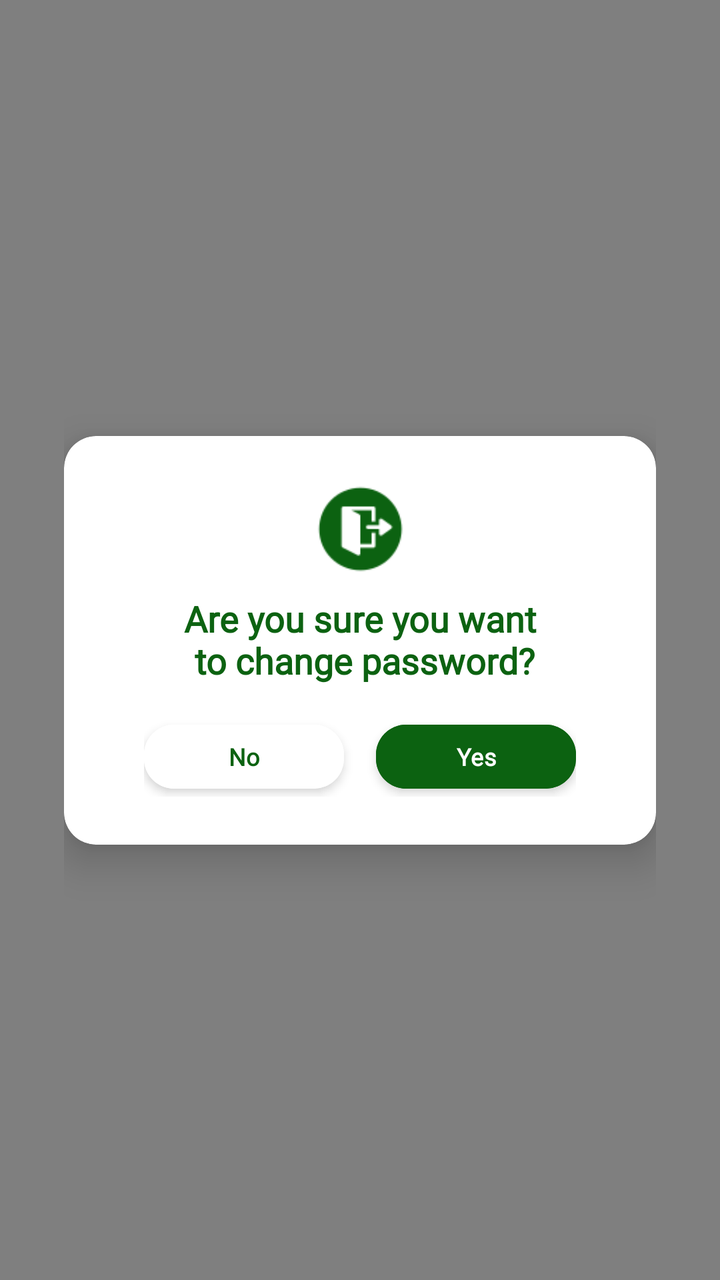
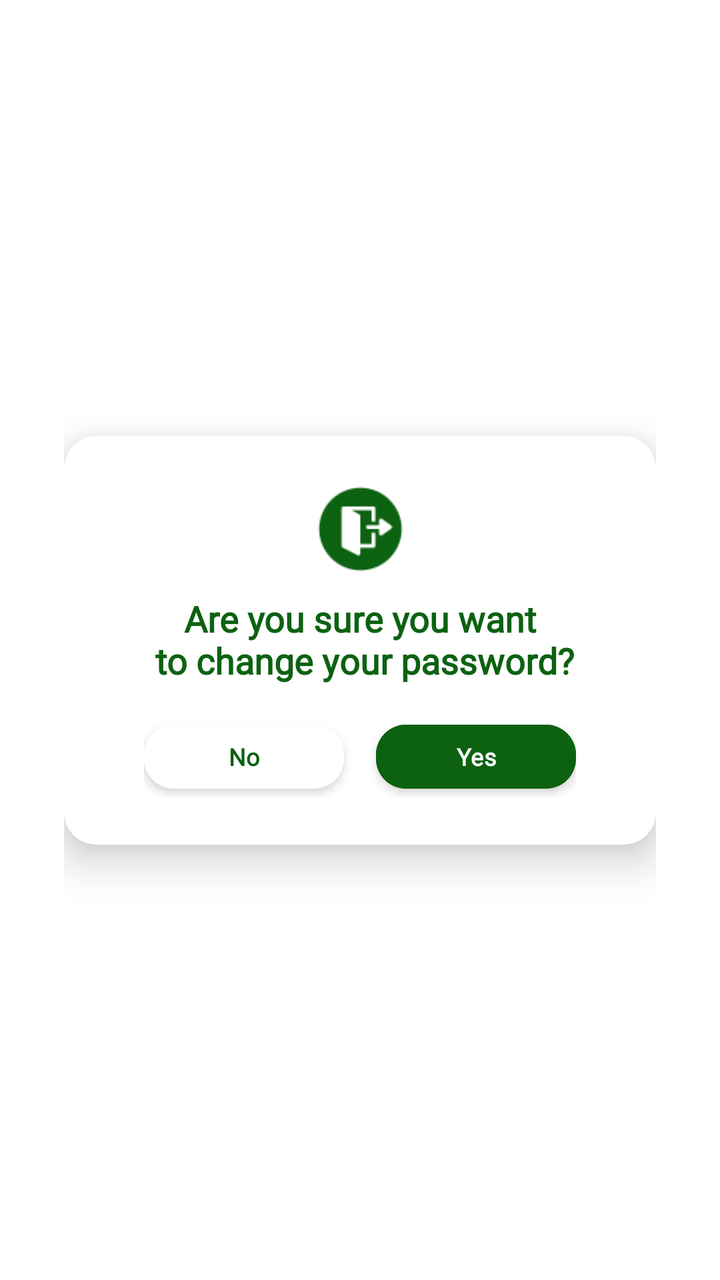

Compare the two renders of this Android layout. The source of the first and the diff that turns it into the second are given below.
<!-- AndroidManifest.xml: application theme Theme.SmartGrow -->
<!-- res/layout/dialog_change_passs.xml -->
<?xml version="1.0" encoding="utf-8"?>
<androidx.constraintlayout.widget.ConstraintLayout
    xmlns:android="http://schemas.android.com/apk/res/android"
    xmlns:app="http://schemas.android.com/apk/res-auto"
    android:layout_width="match_parent"
    android:layout_height="match_parent"
    android:background="#80000000"
    android:padding="32dp">

    <com.google.android.material.card.MaterialCardView
        android:layout_width="match_parent"
        android:layout_height="wrap_content"
        app:cardBackgroundColor="#FFFFFF"
        app:cardCornerRadius="16dp"
        app:strokeWidth="0dp"
        app:cardElevation="12dp"
        app:layout_constraintBottom_toBottomOf="parent"
        app:layout_constraintEnd_toEndOf="parent"
        app:layout_constraintStart_toStartOf="parent"
        app:layout_constraintTop_toTopOf="parent">

        <androidx.constraintlayout.widget.ConstraintLayout
            android:layout_width="match_parent"
            android:layout_height="wrap_content"
            android:padding="24dp">

            <ImageView
                android:id="@+id/iv_logout_icon"
                android:layout_width="45dp"
                android:layout_height="45dp"
                android:src="@drawable/ic_logout"
                app:layout_constraintEnd_toEndOf="parent"
                app:layout_constraintStart_toStartOf="parent"
                app:layout_constraintTop_toTopOf="parent"
                android:contentDescription="Logout Icon" />

            <TextView
                android:id="@+id/tv_change_pass"
                android:layout_width="wrap_content"
                android:layout_height="wrap_content"
                android:fontFamily="@font/poppins"
                android:text="Are you sure you want\n to change password?"
                android:textColor="#0C6211"
                android:textSize="18sp"
                android:textStyle="bold"
                android:layout_marginTop="10dp"
                android:gravity="center"
                app:layout_constraintEnd_toEndOf="parent"
                app:layout_constraintStart_toStartOf="parent"
                app:layout_constraintTop_toBottomOf="@id/iv_logout_icon" />

            <LinearLayout
                android:layout_width="wrap_content"
                android:layout_height="wrap_content"
                android:layout_marginTop="16dp"
                android:orientation="horizontal"
                app:layout_constraintEnd_toEndOf="parent"
                app:layout_constraintStart_toStartOf="parent"
                app:layout_constraintTop_toBottomOf="@id/tv_change_pass">

                <com.google.android.material.button.MaterialButton
                    android:id="@+id/btn_change_no"
                    android:layout_width="100dp"
                    android:layout_height="40dp"
                    android:layout_marginEnd="8dp"
                    android:backgroundTint="#FFFFFF"
                    android:text="No"
                    android:textSize="12sp"
                    android:textColor="#0C6211"
                    android:textStyle="bold"
                    android:textAllCaps="false"
                    android:fontFamily="@font/poppins"
                    android:stateListAnimator="@null"
                    android:translationZ="3dp"
                    app:cornerRadius="15dp"
                    app:elevation="2dp" />

                <com.google.android.material.button.MaterialButton
                    android:id="@+id/btn_change_yes"
                    android:layout_width="100dp"
                    android:layout_height="40dp"
                    android:layout_marginStart="8dp"
                    android:backgroundTint="#0C6211"
                    android:fontFamily="@font/poppins"
                    android:text="Yes"
                    android:textAllCaps="false"
                    android:textColor="#FFFFFF"
                    android:stateListAnimator="@null"
                    android:translationZ="3dp"
                    android:textSize="12sp"
                    android:textStyle="bold"
                    app:cornerRadius="15dp" />

            </LinearLayout>

        </androidx.constraintlayout.widget.ConstraintLayout>
    </com.google.android.material.card.MaterialCardView>
</androidx.constraintlayout.widget.ConstraintLayout>
<!-- resources referenced by this layout -->
<resources>
  <!-- drawable ic_logout: png bitmap (drawable, 2220 bytes) -->
  <style name="Theme.SmartGrow" parent="Base.Theme.SmartGrow" />
  <style name="Base.Theme.SmartGrow" parent="Theme.Material3.DayNight.NoActionBar">
          <item name="android:windowBackground">@android:color/white</item>
          <item name="android:windowDisablePreview">true</item>
          <item name="android:statusBarColor">#0C6211</item>
          <item name="android:windowLightStatusBar" tools:targetApi="m">false</item>
  
          
          <item name="android:navigationBarColor">#F9FAFA</item>
  
          
          <item name="android:windowLightNavigationBar" tools:targetApi="o">true</item>
      </style>
</resources>

<!-- the commit's change to res/layout/dialog_change_passs.xml (unified diff, before → after) -->
@@ -4,7 +4,6 @@
     xmlns:app="http://schemas.android.com/apk/res-auto"
     android:layout_width="match_parent"
     android:layout_height="match_parent"
-    android:background="#80000000"
     android:padding="32dp">
 
     <com.google.android.material.card.MaterialCardView
@@ -39,7 +38,7 @@
                 android:layout_width="wrap_content"
                 android:layout_height="wrap_content"
                 android:fontFamily="@font/poppins"
-                android:text="Are you sure you want\n to change password?"
+                android:text="Are you sure you want\n to change your password?"
                 android:textColor="#0C6211"
                 android:textSize="18sp"
                 android:textStyle="bold"
